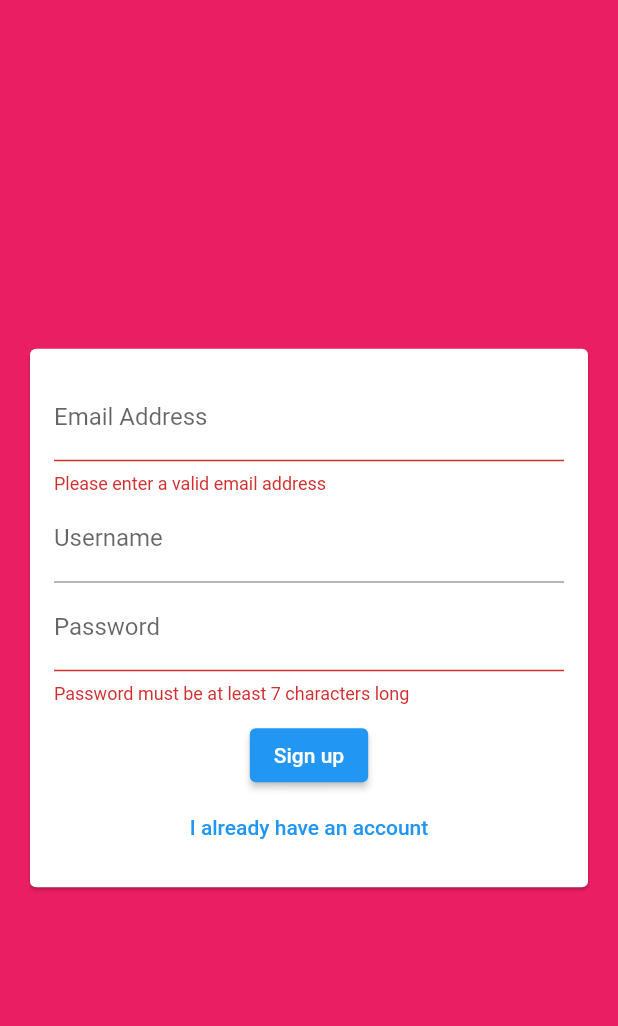
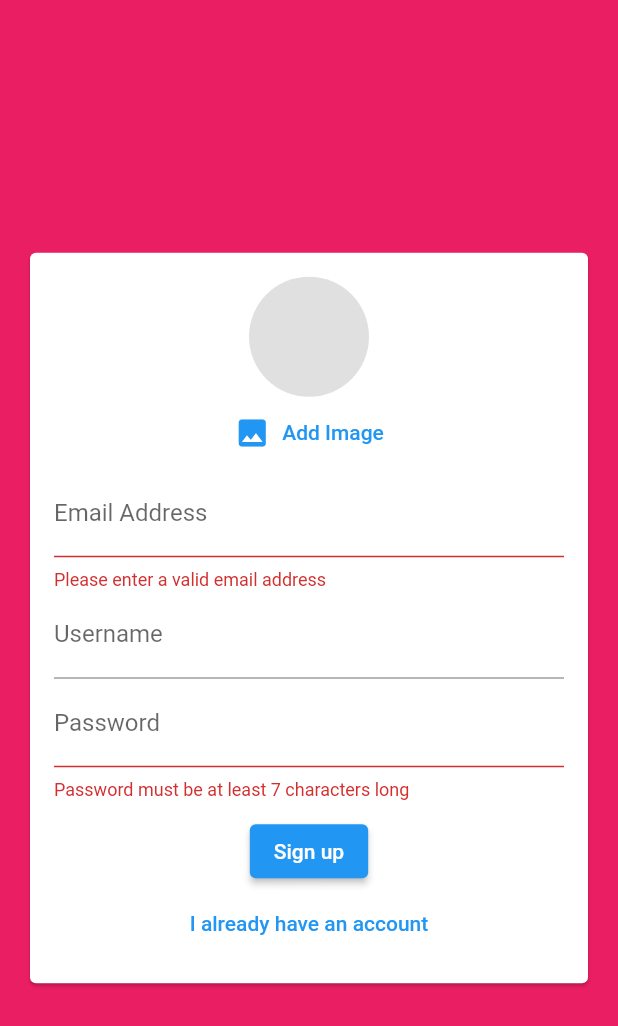
Before and after one commit to huseyintemel/flutter-chat-app, a Flutter app: the screen it shows after launch, after a tap on "Login", after a tap on "Create new account", on a phone screen of 412 x 824 dp. Shown: the top 1026 px of the screen. Run offline on Flutter 3.47's test engine with Material 2 defaults, Android fonts, the phone set to English and light mode, and no system bars; our stand-ins replace cloud_firestore, firebase_auth, firebase_core, image_picker; accounts and stored records are empty.

Commit message:
Added image picker for selecting profile image

```diff
--- a/lib/widgets/auth/auth_form.dart
+++ b/lib/widgets/auth/auth_form.dart
@@ -1,4 +1,5 @@
 import 'package:flutter/material.dart';
+import 'package:flutter_chat_app/widgets/picker/user_image_picker.dart';
 
 class AuthForm extends StatefulWidget {
   final void Function(String email,String password,String username,bool isLogin,BuildContext context) formSubmit;
@@ -41,6 +42,7 @@ class _AuthFormState extends State<AuthForm> {
               child: Column(
                 mainAxisSize: MainAxisSize.min,
                 children: [
+                  if(!isLogin) UserImagePicker(),
                   TextFormField(
                     key: const ValueKey('email'),
                     validator :(value){
--- /dev/null
+++ b/lib/widgets/picker/user_image_picker.dart
@@ -0,0 +1,41 @@
+import 'package:flutter/material.dart';
+import 'package:image_picker/image_picker.dart';
+import 'dart:io';
+
+class UserImagePicker extends StatefulWidget {
+
+  @override
+  _UserImagePickerState createState() => _UserImagePickerState();
+}
+
+class _UserImagePickerState extends State<UserImagePicker> {
+  File? pickedUserImage;
+
+  void pickImage() async{
+    final picker = ImagePicker();
+    final pickedImage = await picker.pickImage(source: ImageSource.camera);
+    final pickedImageFile = File(pickedImage!.path);
+
+    setState(() {
+      pickedUserImage = pickedImageFile;
+    });
+  }
+
+  @override
+  Widget build(BuildContext context) {
+    return Column(
+      children: [
+        CircleAvatar(
+          radius: 40,
+          backgroundColor: Colors.grey.shade300,
+          backgroundImage : pickedUserImage != null ? FileImage(pickedUserImage!) : null,
+        ),
+        TextButton.icon(
+            icon: const Icon(Icons.image),
+            label: const Text('Add Image'),
+            onPressed: pickImage,
+          ),
+      ],
+    );
+  }
+}
--- a/pubspec.yaml
+++ b/pubspec.yaml
@@ -37,6 +37,7 @@ dependencies:
   cloud_firestore: ^2.5.3
   firebase_core: ^1.7.0
   firebase_auth: ^3.1.3
+  image_picker: ^0.8.4+3
 
 dev_dependencies:
   flutter_test:
```
Also changed, not shown: pubspec.lock, 1 other file.
